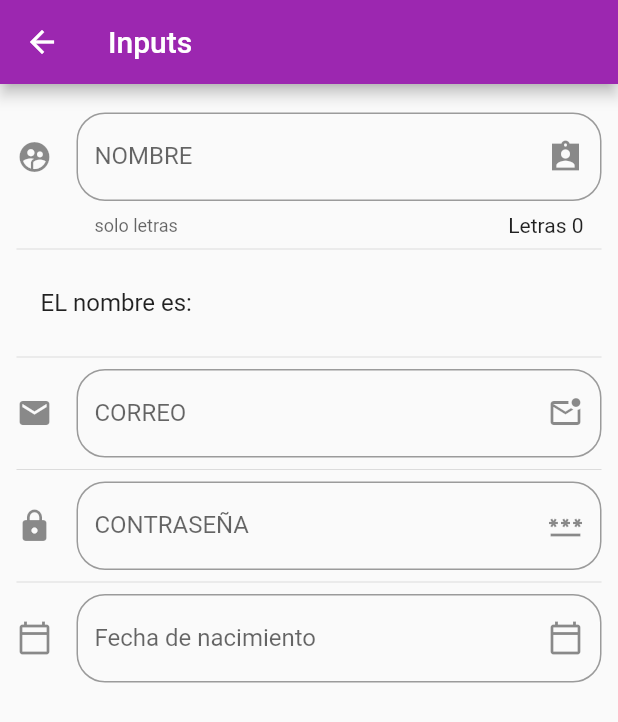
After one commit to kaonashi-dev/flutter_components, a Flutter app: the screen it shows after launch, after a tap on "Inputs", on a phone screen of 412 x 824 dp. The commit adds this screen. Shown: the top 722 px of the screen. Run offline on Flutter 3.47's test engine with Material 2 defaults, Android fonts, the phone set to English and light mode, and no system bars; network calls fail.

Commit message:
Locales, inputs, datePicker (DateTime, TextInputType)

```diff
--- a/data/config.json
+++ b/data/config.json
@@ -20,6 +20,11 @@
             "route" : "animatedContainer",
             "icon" : "animation",
             "text": "Animated container"
+        },
+        {
+            "route" : "inputs",
+            "icon" : "input",
+            "text": "Inputs"
         }
     ]
 }
--- a/lib/main.dart
+++ b/lib/main.dart
@@ -1,4 +1,6 @@
 import 'package:flutter/material.dart';
+
+import 'package:flutter_localizations/flutter_localizations.dart';
 
 import 'package:flutter_components/src/routes/routes.dart';
 
@@ -11,6 +13,17 @@ class MyApp extends StatelessWidget {
   Widget build(BuildContext context) {
     return MaterialApp(
       debugShowCheckedModeBanner: false,
+
+      localizationsDelegates: [
+         GlobalMaterialLocalizations.delegate,
+         GlobalWidgetsLocalizations.delegate,
+         GlobalCupertinoLocalizations.delegate,
+      ],
+      supportedLocales: [
+         const Locale('en', 'US'),
+         const Locale('es', 'ES'),
+      ],
+
       theme: ThemeData(
         primarySwatch: Colors.purple,
       ),
--- /dev/null
+++ b/lib/src/pages/inputs_page.dart
@@ -0,0 +1,131 @@
+import 'package:flutter/material.dart';
+
+class InputsPage extends StatefulWidget{
+   @override
+  _InputPageState createState() => _InputPageState();
+}
+
+class _InputPageState extends State<InputsPage>{
+
+   String _name = '';
+   String _email = '';
+   String _date = '';
+
+   TextEditingController _inputDateController = new TextEditingController();
+
+   @override
+   Widget build(BuildContext context) {
+      return Scaffold(
+         appBar: AppBar(title: Text('Inputs')),
+         body: ListView(
+            padding: EdgeInsets.symmetric(horizontal: 11.0, vertical: 19.0),
+            children: [
+               _getInput(),
+               Divider(),
+               _getName(),
+               Divider(),
+               _getInputEmail(),
+               Divider(),
+               _getInputPass(),
+               Divider(),
+               _getInputDate(context)
+            ],
+         ),
+      );
+   }
+
+   Widget _getInput(){
+      return TextField(
+         // autofocus: true,
+         textCapitalization: TextCapitalization.sentences,
+         decoration: InputDecoration(
+            border: OutlineInputBorder(
+               borderRadius: BorderRadius.circular(19.0)
+            ),
+            counter: Text('Letras ${ _name.length }'),
+            hintText: 'Nombre de usuario',
+            labelText: 'NOMBRE',
+            helperText: 'solo letras',
+            suffixIcon: Icon( Icons.assignment_ind_sharp ),
+            icon: Icon( Icons.supervised_user_circle )
+         ),
+         onChanged: (value) => setState(() =>_name = value),
+      );
+   }
+
+   Widget _getName(){
+      return ListTile(
+         title: Text('EL nombre es: $_name'),
+      );
+   }
+
+   Widget _getInputEmail(){
+      return TextField(
+         keyboardType: TextInputType.emailAddress,
+         decoration: InputDecoration(
+            border: OutlineInputBorder(
+               borderRadius: BorderRadius.circular(19.0)
+            ),
+            hintText: 'Correo electronico',
+            labelText: 'CORREO',
+            suffixIcon: Icon( Icons.mark_email_unread_outlined ),
+            icon: Icon( Icons.email )
+         ),
+         onChanged: (value) => setState(() => _email = value),
+      );
+   }
+
+   Widget _getInputPass(){
+      return TextField(
+         obscureText: true,
+         decoration: InputDecoration(
+            border: OutlineInputBorder(
+               borderRadius: BorderRadius.circular(19.0)
+            ),
+            hintText: 'Crea una contraseña',
+            labelText: 'CONTRASEÑA',
+            suffixIcon: Icon( Icons.password ),
+            icon: Icon( Icons.lock )
+         ),
+      );
+   }
+
+   Widget _getInputDate(BuildContext context){
+      return TextField(
+         controller: _inputDateController,
+         enableInteractiveSelection: false,
+         keyboardType: TextInputType.datetime,
+         decoration: InputDecoration(
+            border: OutlineInputBorder(
+               borderRadius: BorderRadius.circular(19.0)
+            ),
+            hintText: 'Fecha de nacimiento',
+            labelText: 'Fecha de nacimiento',
+            suffixIcon: Icon( Icons.calendar_today_outlined ),
+            icon: Icon( Icons.calendar_today_outlined )
+         ),
+         onTap: (){
+            FocusScope.of(context).requestFocus(new FocusNode());
+            _selectDate(context);
+         },
+      );
+   }
+
+   _selectDate(BuildContext context) async{
+
+      DateTime? picked = await showDatePicker(
+         context: context,
+         initialDate: DateTime.now(),
+         firstDate: DateTime(2019),
+         lastDate: DateTime(2030),
+         locale: Locale('es', 'ES')
+      );
+
+      if(picked != null){
+         setState(() {
+            _date = picked.toString();
+            _inputDateController.text = _date;
+         });
+      }
+   }
+}
--- a/lib/src/routes/routes.dart
+++ b/lib/src/routes/routes.dart
@@ -5,6 +5,7 @@ import 'package:flutter_components/src/pages/alert_page.dart';
 import 'package:flutter_components/src/pages/avatar_page.dart';
 import 'package:flutter_components/src/pages/card_page.dart';
 import 'package:flutter_components/src/pages/animated_container_page.dart';
+import 'package:flutter_components/src/pages/inputs_page.dart';
 
 Map<String, WidgetBuilder> getRoutes(){
    return <String, WidgetBuilder>{
@@ -13,5 +14,6 @@ Map<String, WidgetBuilder> getRoutes(){
       'avatar': (BuildContext context) => AvatarPage(),
       'card': (BuildContext context) => CardPage(),
       'animatedContainer': (BuildContext context) => AnimatedContainerPage(),
+      'inputs': (BuildContext context) => InputsPage(),
    };
 }
--- a/lib/src/utils/icons_util.dart
+++ b/lib/src/utils/icons_util.dart
@@ -5,6 +5,7 @@ final _icons = <String, IconData> {
    'accessibility': Icons.accessibility,
    'folder_open': Icons.folder_open,
    'animation': Icons.animation,
+   'input': Icons.input,
 };
 
 Icon getIcon(String nameIcon){
--- a/pubspec.yaml
+++ b/pubspec.yaml
@@ -31,6 +31,8 @@ dependencies:
 
 dev_dependencies:
   flutter_test:
+    sdk: flutter
+  flutter_localizations:
     sdk: flutter
 
 # For information on the generic Dart part of this file, see the
```
Also changed, not shown: pubspec.lock.
